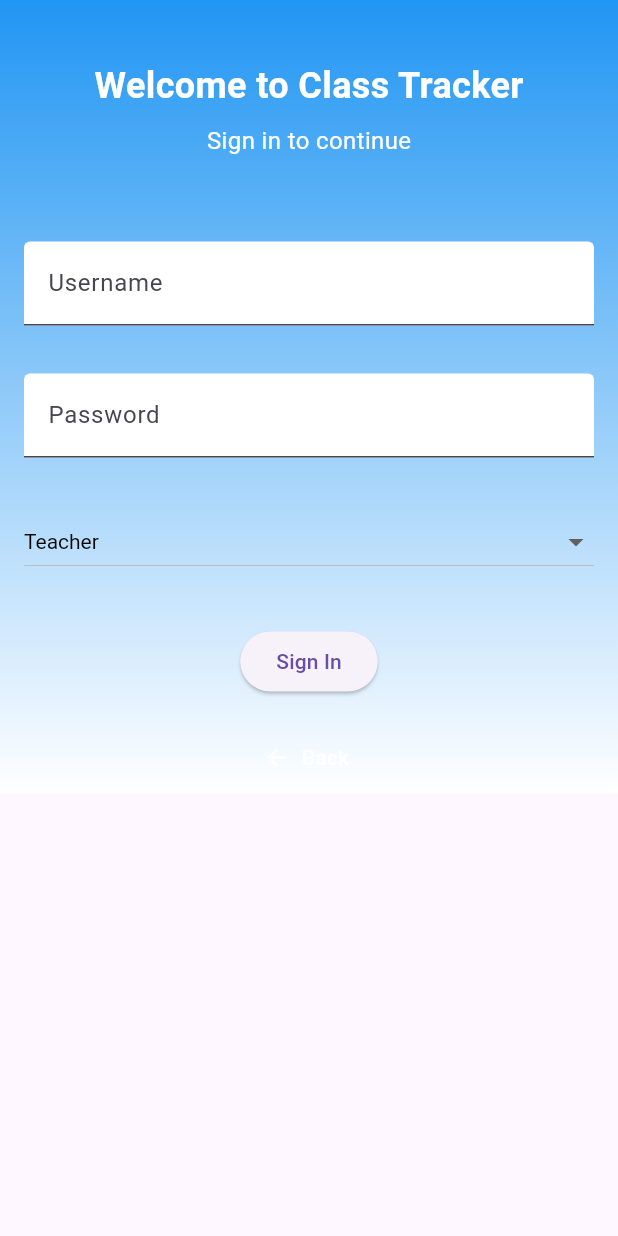
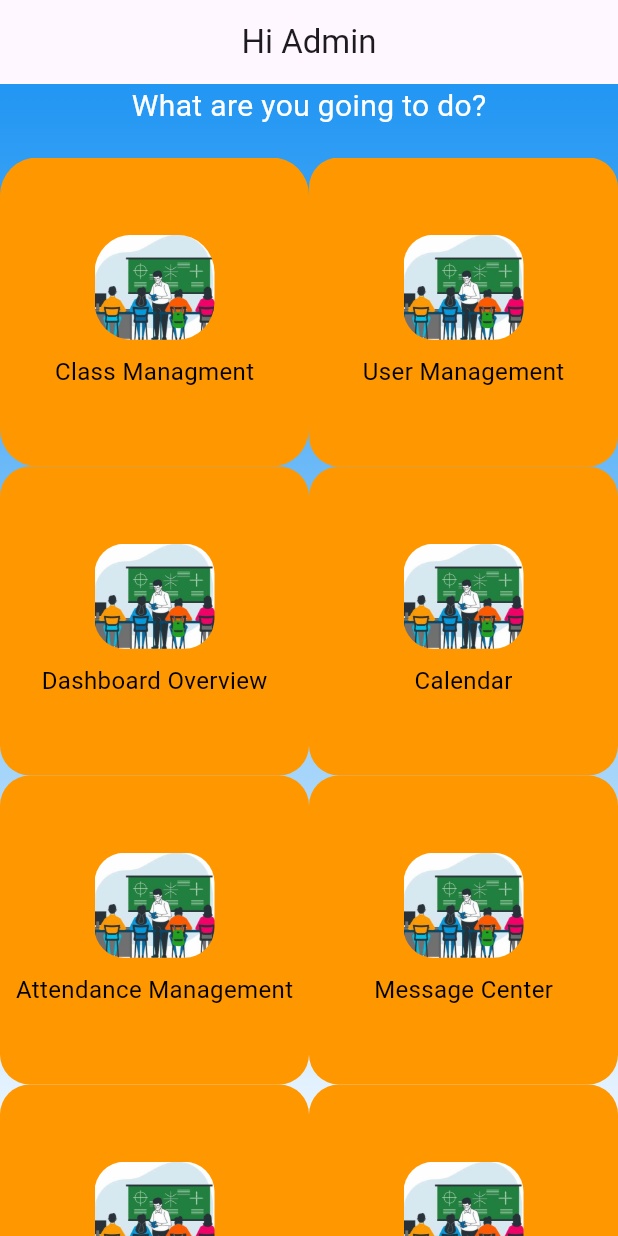
Before and after one commit to DilshanMadhusanka/class-tracker--flutter-firebase-complete-appl, a Flutter app: the screen it shows after launch, on a phone screen of 412 x 824 dp. Run offline on Flutter 3.47's test engine with Material 3 defaults, Android fonts, the phone set to English and light mode, and no system bars; our stand-ins replace firebase_core; accounts and stored records are empty.

Commit message:
create admin dashboard adn custom container button

```diff
--- /dev/null
+++ b/lib/src/common_widgets/container_button.dart
@@ -0,0 +1,80 @@
+import 'package:flutter/material.dart';
+
+class CustomContainer extends StatelessWidget {
+  final String title;
+  final String imagePath;
+  final Color fontColor;
+  final Color bgColor;
+  final double width;
+  final double height;
+  final double cornerRadius;
+  final Function()? onTap;
+
+  // ignore: prefer_const_constructors_in_immutables, use_key_in_widget_constructors
+  CustomContainer({
+    required this.title,
+    required this.imagePath,
+    this.fontColor = Colors.black,
+    this.bgColor = Colors.white,
+    required this.width,
+    required this.height,
+    this.cornerRadius = 20.0,
+    this.onTap,
+  });
+
+  @override
+  Widget build(BuildContext context) {
+    return GestureDetector(
+      onTap: onTap,
+      child: Container(
+        width: width,
+        height: height,
+        decoration: BoxDecoration(
+          color: bgColor,
+          borderRadius: BorderRadius.circular(cornerRadius),
+        ),
+        child: Column(
+          mainAxisAlignment: MainAxisAlignment.center,
+          children: [
+            ClipRRect(
+              borderRadius: BorderRadius.circular(cornerRadius),
+              child: Image.asset(
+                imagePath,
+                width: 80, // Set your desired image width
+                height: 70, // Set your desired image height
+                fit: BoxFit.cover,
+              ),
+            ),
+            const SizedBox(height: 10.0),
+            Text(
+              title,
+              style: TextStyle(
+                color: fontColor,
+                fontSize: 16.0, // Set your desired font size
+              ),
+            ),
+          ],
+        ),
+      ),
+    );
+  }
+}
+
+
+// how to use
+
+/*
+CustomContainer(
+                title: "Container 3",
+                imagePath: 'assets/images/33.jpg',
+                fontColor: Colors.black,
+                bgColor: Colors.orange,
+                width: 120.0,
+                height: 180.0,
+                cornerRadius: 25.0,
+                onTap: () {
+                  // Handle click event here
+                  // print("Container 3 Clicked!");
+                },
+              ),
+          */
--- a/lib/src/scrrens/admin_screen/admin_dashboard.dart
+++ b/lib/src/scrrens/admin_screen/admin_dashboard.dart
@@ -0,0 +1,142 @@
+import 'package:flutter/material.dart';
+
+import '../../common_widgets/container_button.dart';
+
+// ignore: use_key_in_widget_constructors
+class AdminScreen extends StatelessWidget {
+  @override
+  Widget build(BuildContext context) {
+    return Scaffold(
+      appBar: AppBar(
+        title: const Text("Hi Admin"),
+        centerTitle: true,
+      ),
+      body: Container(
+        decoration: const BoxDecoration(
+          gradient: LinearGradient(
+            begin: Alignment.topCenter,
+            end: Alignment.bottomCenter,
+            colors: [Colors.blue, Colors.white],
+          ),
+        ),
+        child: Column(
+          mainAxisAlignment: MainAxisAlignment.center,
+          children: [
+            const Text(
+              "What are you going to do?",
+              style: TextStyle(
+                color: Colors.white,
+                fontSize: 20.0,
+              ),
+            ),
+            const SizedBox(height: 20.0),
+            Expanded(
+              child: GridView.count(
+                crossAxisCount: 2,
+                children: [
+                  CustomContainer(
+                    title: "Class Managment",
+                    imagePath: 'assets/images/11.jpg',
+                    fontColor: Colors.black,
+                    bgColor: Colors.orange,
+                    width: 120.0,
+                    height: 120.0,
+                    cornerRadius: 25.0,
+                    onTap: () {
+                      // Handle click event here
+                      // print("Container 3 Clicked!");
+                    },
+                  ),
+                  CustomContainer(
+                    title: "User Management",
+                    imagePath: 'assets/images/11.jpg',
+                    fontColor: Colors.black,
+                    bgColor: Colors.orange,
+                    width: 120.0,
+                    height: 120.0,
+                    onTap: () {
+                      // Handle click event
+                      //print("User Management Clicked!");
+                    },
+                  ),
+                  CustomContainer(
+                    title: "Dashboard Overview",
+                    imagePath: 'assets/images/11.jpg',
+                    fontColor: Colors.black,
+                    bgColor: Colors.orange,
+                    width: 120.0,
+                    height: 120.0,
+                    onTap: () {
+                      // Handle click event
+                      //print("Dashboard Overview Clicked!");
+                    },
+                  ),
+                  CustomContainer(
+                    title: "Calendar",
+                    imagePath: 'assets/images/11.jpg',
+                    fontColor: Colors.black,
+                    bgColor: Colors.orange,
+                    width: 120.0,
+                    height: 120.0,
+                    onTap: () {
+                      // Handle click event
+                      //print("Calendar Clicked!");
+                    },
+                  ),
+                  CustomContainer(
+                    title: "Attendance Management",
+                    imagePath: 'assets/images/11.jpg',
+                    fontColor: Colors.black,
+                    bgColor: Colors.orange,
+                    width: 120.0,
+                    height: 120.0,
+                    onTap: () {
+                      // Handle click event
+                      //print("Attendance Management Clicked!");
+                    },
+                  ),
+                  CustomContainer(
+                    title: "Message Center",
+                    imagePath: 'assets/images/11.jpg',
+                    fontColor: Colors.black,
+                    bgColor: Colors.orange,
+                    width: 120.0,
+                    height: 120.0,
+                    onTap: () {
+                      // Handle click event
+                      //print("Message Center Clicked!");
+                    },
+                  ),
+                  CustomContainer(
+                    title: "System Setting",
+                    imagePath: 'assets/images/11.jpg',
+                    fontColor: Colors.black,
+                    bgColor: Colors.orange,
+                    width: 120.0,
+                    height: 120.0,
+                    onTap: () {
+                      // Handle click event
+                      //print("System Setting Clicked!");
+                    },
+                  ),
+                  CustomContainer(
+                    title: "Report and Analytics",
+                    imagePath: 'assets/images/11.jpg',
+                    fontColor: Colors.black,
+                    bgColor: Colors.orange,
+                    width: 120.0,
+                    height: 120.0,
+                    onTap: () {
+                      // Handle click event
+                      //print("Report and Analytics Clicked!");
+                    },
+                  ),
+                ],
+              ),
+            ),
+          ],
+        ),
+      ),
+    );
+  }
+}
```
Also changed, not shown: lib/main.dart (+67 -3 lines), lib/src/common_widgets/card.dart (deleted).
